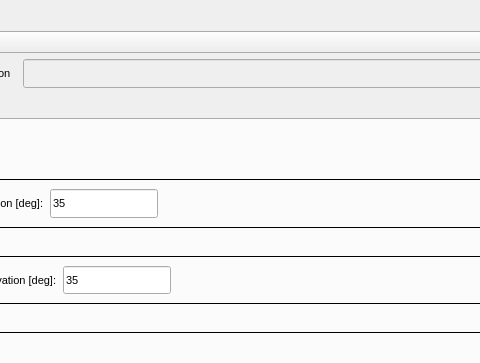
First picture: the form in qrvt_dialog_base.ui, repository EarthObservation/rvt-qgis, before the edit; both pictures show x 298 to 778 and y 0 to 363 of the 1200 by 980 pixel window.
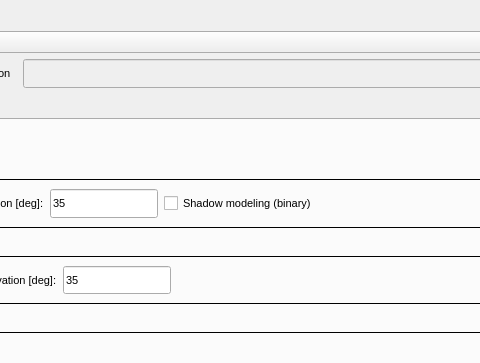
Second picture: the form after the edit. Custom widgets are drawn as their Qt base class.

Commit message: added hs shadow, blender bug fix

Patch:
```diff
--- a/qrvt_dialog_base.ui
+++ b/qrvt_dialog_base.ui
@@ -595,6 +595,25 @@
                     </property>
                    </widget>
                   </item>
+                  <item>
+                   <widget class="QCheckBox" name="check_hs_shadow">
+                    <property name="sizePolicy">
+                     <sizepolicy hsizetype="Preferred" vsizetype="Preferred">
+                      <horstretch>0</horstretch>
+                      <verstretch>0</verstretch>
+                     </sizepolicy>
+                    </property>
+                    <property name="font">
+                     <font>
+                      <weight>50</weight>
+                      <bold>false</bold>
+                     </font>
+                    </property>
+                    <property name="text">
+                     <string>Shadow modeling (binary)</string>
+                    </property>
+                   </widget>
+                  </item>
                  </layout>
                 </item>
                 <item>
```
Left out of the diff: 25 changed lines with no effect on the pictures. The commit also changes 13 other files.
